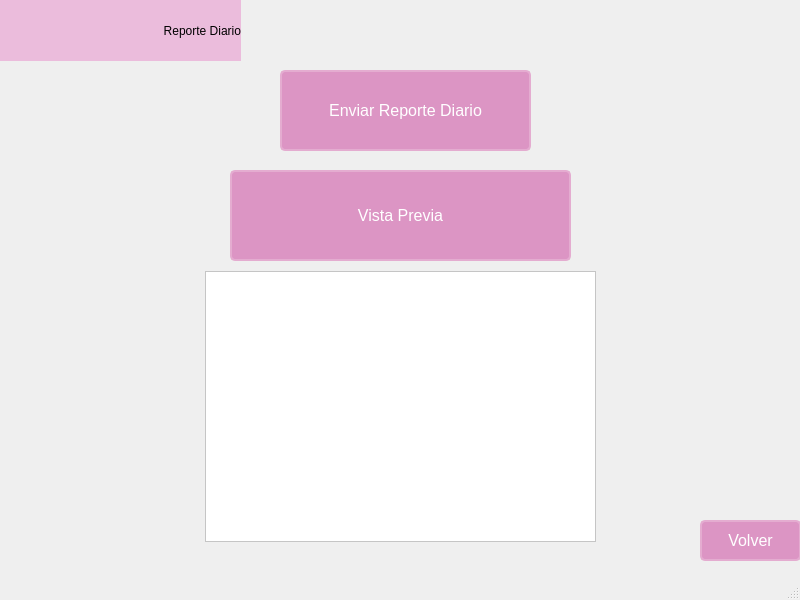
Above: GUI/ui/ReporteDiario.ui from C-Sebastian-M/GLAM_MAKEUP_STORE before the change. Below: the same form after it.
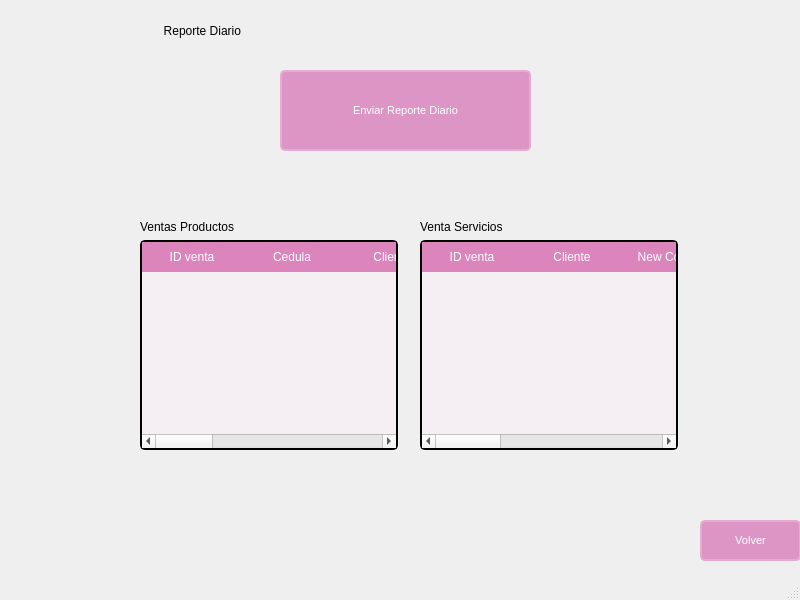
That is the form after the change. Icons and pictures are not drawn.

Diff of the .ui file:
```diff
--- a/GUI/ui/ReporteDiario.ui
+++ b/GUI/ui/ReporteDiario.ui
@@ -14,18 +14,44 @@
    <string>Caja Opciones</string>
   </property>
   <property name="styleSheet">
-   <string notr="true">QFrame{
-background-color: rgb(235, 188, 220);
+   <string notr="true">/* Estilo para QFrame */
+QFrame {
+    background-color: transparent; /* Fondo blanco */
+	border-radius: 10px
+}
+
+/* Estilo para QLabel */
+QLabel {
+	background-color:  transparent;
+    font: 70 10pt &quot;Arial Black&quot;; /* Fuente Arial Black, peso 87 */
+    color: rgb(0,0,0); /* Color de texto rgb(220, 132, 188) */
+}
+
+/* Estilo para QLineEdit */
+QLineEdit {
+    border: 2px solid #e4acd0; /* Borde */
+    border-radius: 5px;
+    padding: 5px;
+    background-color: #f5eef2; /* Fondo */
+    color: rgb(0, 0, 0); /* Color del texto */
+    font-family: Arial, sans-serif;
+    font-size: 14px;
+}
+QLineEdit:hover {
+	border: 2px solid rgb(220, 149, 196);
+}
+QLineEdit:focus {
+    border: 2px solid #d484b4; /* Borde al enfocar */
 }
 
 QPushButton {
     border: 2px solid #e4acd0;
     border-radius: 5px;
-    padding: 8px 16px;
+    padding: 8px 8px;
     background-color: #dc95c4; /* Fondo */
     color: #ffffff; /* Color del texto */
     font-family: Arial, sans-serif;
-    font-size: 16px;
+    font-size: 11px;
 }
 
 QPushButton:hover {
@@ -35,9 +61,72 @@
 QPushButton:pressed {
     background-color: #d484b4; /* Fondo al presionar */
 }
-QLabel {
-    font: 87 16pt &quot;Arial Black&quot;; /* Fuente Arial Black, peso 87 */
-    color: rgb(0,0,0); /* Color de texto rgb(220, 132, 188) */
+
+QFrame{
+border-radius: 10px
+}
+
+QTableWidget {
+    background-color: #f5eef2;
+    gridline-color: #dc84bc;
+    font-size: 14px;
+	border: 2px solid black;
+     border-radius: 5px;
+}
+
+QHeaderView::section {
+    background-color: #dc84bc;
+    color: #ffffff;
+    padding: 5px;
+    border: 1px solid #dc84bc;
+}
+
+QTableWidget::item {
+    border: 1px solid dc84bc;
+}
+
+QTableWidget::item:alternate {
+    background-color: dc84bc;
+}
+
+QTableWidget::item:!selected {
+    background-color: transparent;
+}
+
+QTableWidget::item:selected {
+    background-color: #d484b4;
+    color: #ffffff;
+}
+
+QComboBox {
+    border: 2px solid #e4acd0; /* Borde */
+    border-radius: 5px;
+    padding: 5px;
+    background-color: #f5eef2; /* Fondo */
+    color: rgb(0, 0, 0); /* Color del texto */
+    font-family: Arial, sans-serif;
+    font-size: 14px;
+}
+
+QComboBox:hover {
+    border: 2px solid rgb(220, 149, 196);
+}
+
+QComboBox:focus {
+    border: 2px solid #d484b4; /* Borde al enfocar */
+}
+
+QComboBox::drop-down {
+    width: 20px; /* Ancho del botón desplegable */
+    border: none; /* Quitar el borde */
+}
+
+QComboBox::down-arrow {
+    image: url(drop_down_icon.png); /* Cambiar el icono de flecha */
+}
+
+QComboBox::down-arrow:hover {
+    image: url(drop_down_icon_hover.png); /* Cambiar el icono de flecha al pasar el cursor */
 }</string>
   </property>
   <widget class="QWidget" name="centralwidget">
@@ -60,8 +149,8 @@
    <widget class="QLabel" name="label_2">
     <property name="geometry">
      <rect>
-      <x>0</x>
-      <y>0</y>
+      <x>40</x>
+      <y>90</y>
       <width>71</width>
       <height>61</height>
      </rect>
@@ -89,32 +178,6 @@
      <string>Enviar Reporte Diario</string>
     </property>
    </widget>
-   <widget class="QPushButton" name="VistaPrevia">
-    <property name="geometry">
-     <rect>
-      <x>230</x>
-      <y>170</y>
-      <width>341</width>
-      <height>91</height>
-     </rect>
-    </property>
-    <property name="text">
-     <string>Vista Previa</string>
-    </property>
-   </widget>
-   <widget class="QTableView" name="tableView">
-    <property name="geometry">
-     <rect>
-      <x>205</x>
-      <y>271</y>
-      <width>391</width>
-      <height>271</height>
-     </rect>
-    </property>
-    <property name="styleSheet">
-     <string notr="true">background-color: rgb(255, 255, 255);</string>
-    </property>
-   </widget>
    <widget class="QPushButton" name="Reporte_2">
     <property name="geometry">
      <rect>
@@ -128,6 +191,143 @@
      <string>Volver</string>
     </property>
    </widget>
+   <widget class="QFrame" name="frame">
+    <property name="geometry">
+     <rect>
+      <x>130</x>
+      <y>200</y>
+      <width>571</width>
+      <height>261</height>
+     </rect>
+    </property>
+    <property name="frameShape">
+     <enum>QFrame::StyledPanel</enum>
+    </property>
+    <property name="frameShadow">
+     <enum>QFrame::Raised</enum>
+    </property>
+    <widget class="QWidget" name="">
+     <property name="geometry">
+      <rect>
+       <x>10</x>
+       <y>20</y>
+       <width>258</width>
+       <height>230</height>
+      </rect>
+     </property>
+     <layout class="QVBoxLayout" name="verticalLayout">
+      <item>
+       <widget class="QLabel" name="label_3">
+        <property name="text">
+         <string>Ventas Productos</string>
+        </property>
+       </widget>
+      </item>
+      <item>
+       <widget class="QTableWidget" name="Tabla_diario_productos">
+        <column>
+         <property name="text">
+          <string>ID venta</string>
+         </property>
+        </column>
+        <column>
+         <property name="text">
+          <string>Cedula</string>
+         </property>
+        </column>
+        <column>
+         <property name="text">
+          <string>Cliente</string>
+         </property>
+        </column>
+        <column>
+         <property name="text">
+          <string>Producto</string>
+         </property>
+        </column>
+        <column>
+         <property name="text">
+          <string>Fecha</string>
+         </property>
+        </column>
+        <column>
+         <property name="text">
+          <string>Cantidad</string>
+         </property>
+        </column>
+        <column>
+         <property name="text">
+          <string>Subtotal</string>
+         </property>
+        </column>
+        <column>
+         <property name="text">
+          <string>Metodo de pago</string>
+         </property>
+        </column>
+       </widget>
+      </item>
+     </layout>
+    </widget>
+    <widget class="QWidget" name="">
+     <property name="geometry">
+      <rect>
+       <x>290</x>
+       <y>20</y>
+       <width>258</width>
+       <height>230</height>
+      </rect>
+     </property>
+     <layout class="QVBoxLayout" name="verticalLayout_2">
+      <item>
+       <widget class="QLabel" name="label_4">
+        <property name="text">
+         <string>Venta Servicios</string>
+        </property>
+       </widget>
+      </item>
+      <item>
+       <widget class="QTableWidget" name="Tabla_venta_servicio">
+        <column>
+         <property name="text">
+          <string>ID venta</string>
+         </property>
+        </column>
+        <column>
+         <property name="text">
+          <string>Cliente</string>
+         </property>
+        </column>
+        <column>
+         <property name="text">
+          <string>New Column</string>
+         </property>
+        </column>
+        <column>
+         <property name="text">
+          <string>Producto</string>
+         </property>
+        </column>
+        <column>
+         <property name="text">
+          <string>Fecha</string>
+         </property>
+        </column>
+        <column>
+         <property name="text">
+          <string>Cantidad</string>
+         </property>
+        </column>
+        <column>
+         <property name="text">
+          <string>Metodo de pago</string>
+         </property>
+        </column>
+       </widget>
+      </item>
+     </layout>
+    </widget>
+   </widget>
   </widget>
   <widget class="QMenuBar" name="menubar">
    <property name="geometry">
```
